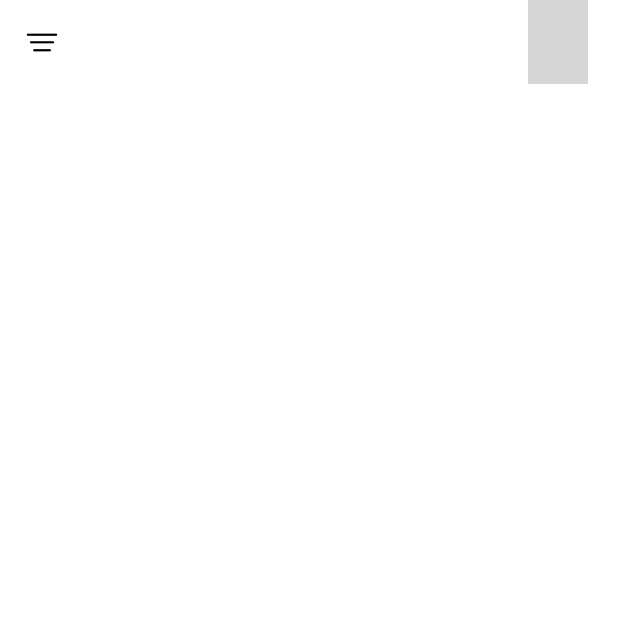
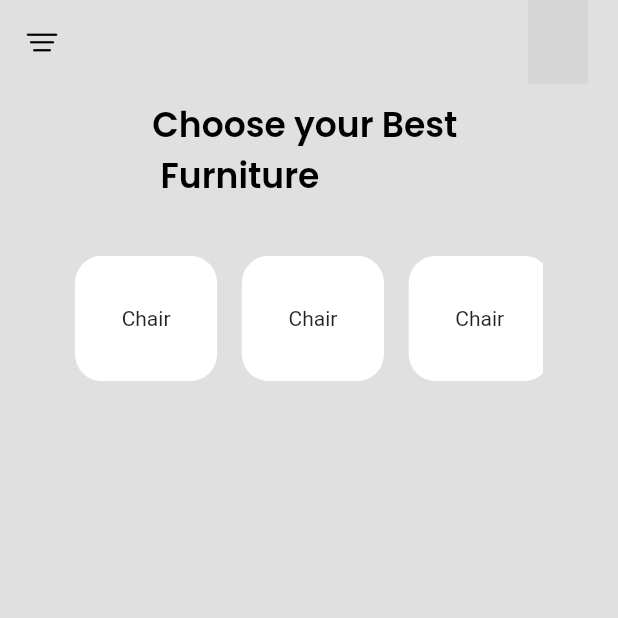
Before and after one commit to rehanhamayun/furniture_digital_agency, a Flutter app: the screen it shows after launch, after a tap on "Get Started", on a phone screen of 412 x 824 dp, the top half of it. Run offline on Flutter 3.47's test engine with Material 2 defaults, Android fonts, the phone set to English and light mode, and no system bars; our stand-ins replace get, google_fonts, sizer; network calls fail; grey boxes are pictures that could not be loaded.

Commit message:
product screens fixed

```diff
--- a/lib/main.dart
+++ b/lib/main.dart
@@ -20,7 +20,7 @@ class MyApp extends StatelessWidget {
             theme: ThemeData(
               primarySwatch: Colors.blue,
             ),
-            home: HomePage(),
+            home: const HomePage(),
           )),
     );
   }
--- /dev/null
+++ b/lib/view/chair_data.dart
@@ -0,0 +1,26 @@
+import 'package:flutter/material.dart';
+import 'package:sizer/sizer.dart';
+
+class ChairData extends StatelessWidget {
+  const ChairData({Key? key}) : super(key: key);
+
+  @override
+  Widget build(BuildContext context) {
+    return Padding(
+      padding: const EdgeInsets.all(20.0),
+      child: Container(
+        color: Colors.amber,
+        height: 40.h,
+        width: double.infinity,
+        child: ListView.builder(
+            itemCount: 5,
+            itemBuilder: (BuildContext, index) {
+              return Card(
+                elevation: 10,
+                child: Text("Chair Data"),
+              );
+            }),
+      ),
+    );
+  }
+}
--- a/lib/view/product_page.dart
+++ b/lib/view/product_page.dart
@@ -1,5 +1,8 @@
 import 'package:flutter/cupertino.dart';
 import 'package:flutter/material.dart';
+import 'package:furniture_digital_agency/view/chair_data.dart';
+import 'package:furniture_digital_agency/widgets.dart';
+import 'package:sizer/sizer.dart';
 
 class ProductPage extends StatefulWidget {
   const ProductPage({Key? key}) : super(key: key);
@@ -9,11 +12,13 @@ class ProductPage extends StatefulWidget {
 }
 
 class _ProductPageState extends State<ProductPage> {
+  bool _drawerOpen = false;
+  bool _tabColor = false;
+  bool _secondController = false;
   @override
-  bool _drawerOpen = false;
   Widget build(BuildContext context) {
     return Scaffold(
-      backgroundColor: Colors.white,
+      backgroundColor: Colors.grey.shade300,
       appBar: AppBar(
         // CUSTOM DRAWER (COLOR)
         leading: Builder(
@@ -26,7 +31,7 @@ class _ProductPageState extends State<ProductPage> {
                 });
               },
               tooltip: MaterialLocalizations.of(context).openAppDrawerTooltip,
-              icon: Icon(
+              icon: const Icon(
                 CupertinoIcons.line_horizontal_3_decrease,
                 color: Colors.black,
               ),
@@ -34,7 +39,7 @@ class _ProductPageState extends State<ProductPage> {
           },
         ),
         // DRAWER ENDS HERE
-        backgroundColor: Colors.white,
+        backgroundColor: Colors.grey.shade300,
         elevation: 0.0,
         actions: const [
           Padding(
@@ -46,6 +51,126 @@ class _ProductPageState extends State<ProductPage> {
           ),
         ],
       ),
+      body: Padding(
+        padding: const EdgeInsets.fromLTRB(30, 10, 30, 5),
+        child: Column(
+          //mainAxisAlignment: MainAxisAlignment.start,
+          children: [
+            Text(
+              "Choose your Best \n Furniture",
+              style: textFurniture,
+            ),
+            SizedBox(
+              height: 2.h,
+            ),
+            // Categories
+
+            Container(
+              height: 15.h,
+              width: double.infinity,
+              // color: Colors.grey.withOpacity(0.5),
+              child: Padding(
+                padding: const EdgeInsets.all(20.0),
+                child: ListView(
+                  scrollDirection: Axis.horizontal,
+                  // itemExtent: 70,
+                  children: [
+                    InkWell(
+                      onTap: () {
+                        setState(() {
+                          _tabColor = true;
+                        });
+                      },
+                      child: Container(
+                        height: 6.h,
+                        width: 23.w,
+                        decoration: BoxDecoration(
+                          color: _tabColor == true ? touchColor : tabColor,
+                          borderRadius: BorderRadius.circular(18),
+                        ),
+                        child: const Center(
+                          child: Text("Chair"),
+                        ),
+                      ),
+                    ),
+                    SizedBox(
+                      width: 4.w,
+                    ),
+                    //
+                    InkWell(
+                      onTap: () {
+                        setState(() {
+                          _secondController = true;
+                        });
+                      },
+                      child: Container(
+                        height: 6.h,
+                        width: 23.w,
+                        decoration: BoxDecoration(
+                          color:
+                              _secondController == true ? touchColor : tabColor,
+                          borderRadius: BorderRadius.circular(18),
+                        ),
+                        child: const Center(
+                          child: Text("Chair"),
+                        ),
+                      ),
+                    ),
+                    SizedBox(
+                      width: 4.w,
+                    ),
+                    //
+                    InkWell(
+                      onTap: () {},
+                      child: Container(
+                        height: 6.h,
+                        width: 23.w,
+                        decoration: BoxDecoration(
+                          color: tabColor,
+                          borderRadius: BorderRadius.circular(18),
+                        ),
+                        child: const Center(
+                          child: Text("Chair"),
+                        ),
+                      ),
+                    ),
+                    SizedBox(
+                      width: 4.w,
+                    ),
+                    //
+                    InkWell(
+                      onTap: () {},
+                      child: Container(
+                        height: 6.h,
+                        width: 23.w,
+                        decoration: BoxDecoration(
+                          color: tabColor,
+                          borderRadius: BorderRadius.circular(18),
+                        ),
+                        child: const Center(
+                          child: Text("Chair"),
+                        ),
+                      ),
+                    ),
+                    SizedBox(
+                      width: 4.w,
+                    ),
+                    //
+                  ],
+                ),
+              ),
+            ),
+
+            //END CATEGORIES
+            Container(
+              child: _tabColor == true ? ChairData() : null,
+            ),
+            Container(
+              child: _secondController == true ? ChairData() : null,
+            ),
+          ],
+        ),
+      ),
     );
   }
 }
--- /dev/null
+++ b/lib/widgets.dart
@@ -0,0 +1,15 @@
+import 'package:flutter/material.dart';
+import 'package:google_fonts/google_fonts.dart';
+
+final textFurniture = GoogleFonts.poppins(
+  color: Colors.black,
+  fontSize: 23,
+  fontWeight: FontWeight.w600,
+);
+
+const profileIMG =
+    "https://images.unsplash.com/photo-1494790108377-be9c29b29330?ixlib=rb-1.2.1&ixid=MnwxMjA3fDB8MHxzZWFyY2h8Mnx8cHJvZmlsZXxlbnwwfHwwfHw%3D&w=1000&q=80";
+
+const tabColor = Colors.white;
+
+const touchColor = Colors.amber;
```
